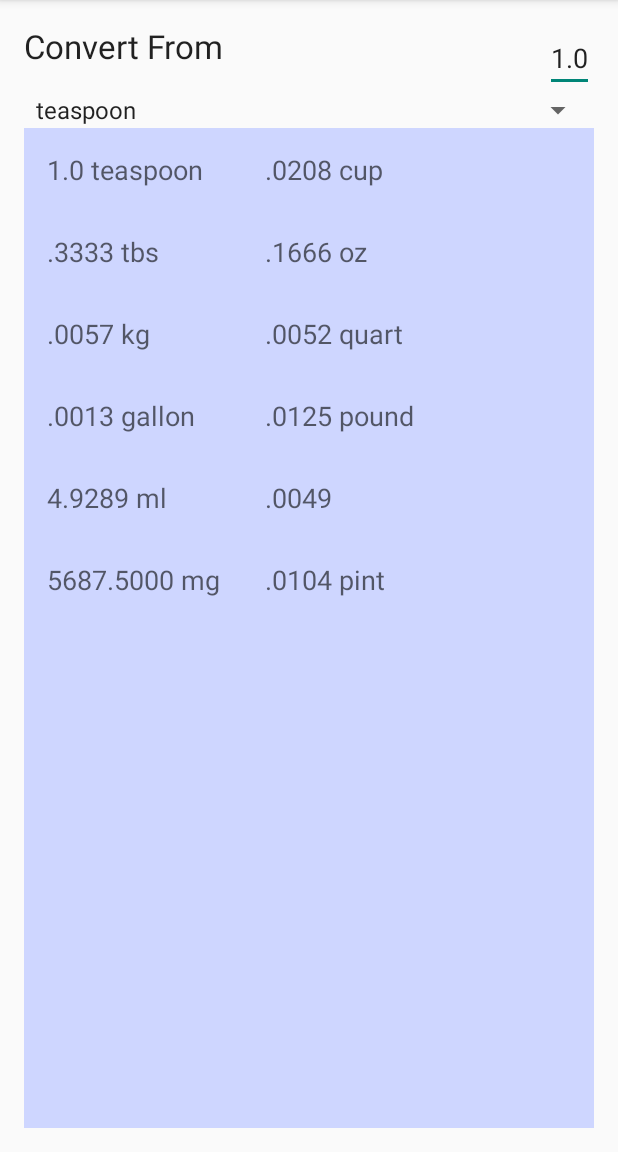
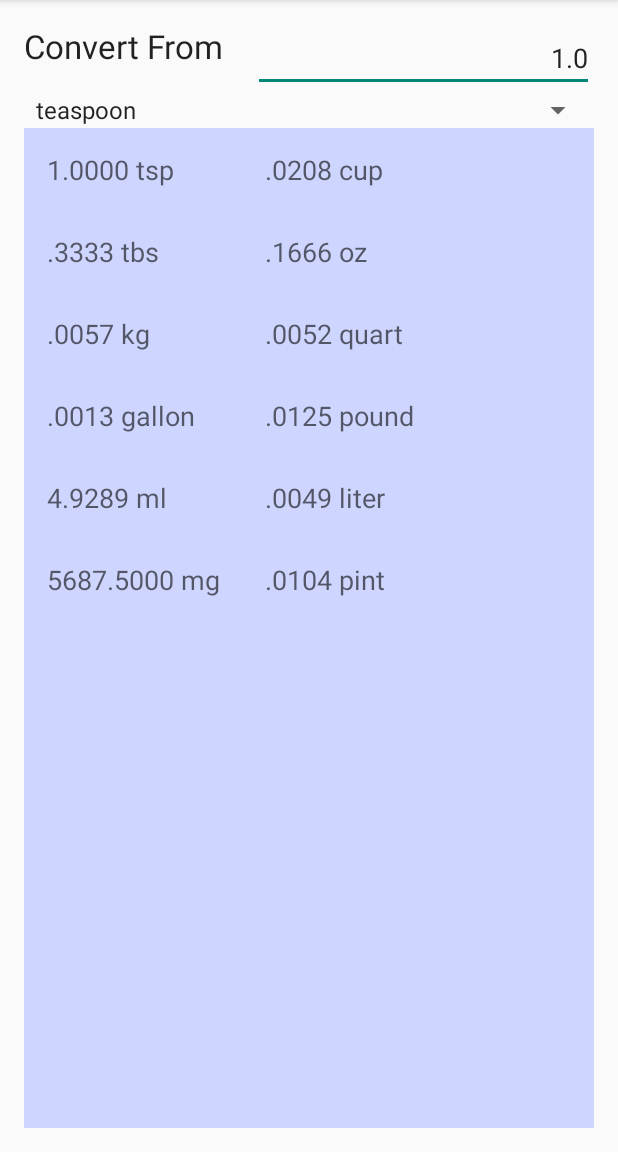
Before and after one commit to z-a-f/ConvertMeAndroid, an Android app: the screen it shows after launch (MainActivity), on a phone screen of 412 x 824 dp, the part 84-1236 px from its top. Run offline under Robolectric (Android 15) with nearby library versions, the phone set to English and light mode, and no system bars.

```diff
--- a/app/src/main/java/cc/zafar/convertme/MainActivity.java
+++ b/app/src/main/java/cc/zafar/convertme/MainActivity.java
@@ -1,7 +1,7 @@
 package cc.zafar.convertme;
 
+import android.os.Bundle;
 import android.support.v7.app.ActionBarActivity;
-import android.os.Bundle;
 import android.view.Menu;
 import android.view.MenuItem;
 import android.view.View;
@@ -43,7 +43,8 @@ public class MainActivity extends ActionBarActivity {
 			public void onItemSelected (AdapterView<?> parent, View view, int position, long id) {
 				String itemSelectedInSpinner = parent.getItemAtPosition(position).toString();
 
-				checkIfConvertingFromTsp(itemSelectedInSpinner);
+				// checkIfConvertingFromTsp(itemSelectedInSpinner);
+				updateValues(itemSelectedInSpinner);
 			}
 
 			@Override
@@ -52,6 +53,128 @@ public class MainActivity extends ActionBarActivity {
 			}
 		});
 	}
+
+	private Quantity.Unit SpinnerToUnit (String currentUnit) {
+		switch (currentUnit) {
+			case "teaspoon": return Quantity.Unit.tsp;
+			case "tablespoon": return Quantity.Unit.tbs;
+			case "cup": return Quantity.Unit.cup;
+			case "ounce": return Quantity.Unit.oz;
+			case "pint": return Quantity.Unit.pint;
+			case "quart": return Quantity.Unit.quart;
+			case "gallon": return Quantity.Unit.gallon;
+			case "pound": return Quantity.Unit.pound;
+			case "milliliter": return Quantity.Unit.ml;
+			case "liter": return Quantity.Unit.liter;
+			case "milligram": return Quantity.Unit.mg;
+			default: return Quantity.Unit.kg;
+		}
+	}
+
+	private TextView SpinnerToTextView(String currentUnit) {
+		switch (currentUnit) {
+			case "teaspoon": return teaspoonTextView;
+			case "tablespoon": return tablespoonTextView;
+			case "cup": return cupTextView;
+			case "ounce": return ounceTextView;
+			case "pint": return pintTextView;
+			case "quart": return quartTextView;
+			case "gallon": return gallonTextView;
+			case "pound": return poundTextView;
+			case "milliliter": return milliliterTextView;
+			case "liter": return literTextView;
+			case "milligram": return milligramTextView;
+			default: return kilogramTextView;
+		}
+	}
+
+	public void updateValues(String selection /*What units are used as base*/) {
+		// Amount to be converted:
+		double doubleToConvert = Double.parseDouble(amountTextView.getText().toString());
+		TextView currentTextView = SpinnerToTextView(selection);
+		Quantity.Unit currentUnit = SpinnerToUnit(selection);
+		Quantity currentQuantity = new Quantity(doubleToConvert, currentUnit);
+		double teaspoonsToConvert;
+
+
+		// Convert the current value to teaspoons:
+		if (!selection.equals("teaspoon")) {
+			teaspoonsToConvert = currentUnit.toBaseUnit(doubleToConvert);
+		} else {
+			teaspoonsToConvert = doubleToConvert;
+		}
+
+		// Update all fields:
+		updateUnitFieldsUsingTsp(teaspoonsToConvert, Quantity.Unit.tsp, teaspoonTextView);
+		updateUnitFieldsUsingTsp(teaspoonsToConvert, Quantity.Unit.tbs, tablespoonTextView);
+		updateUnitFieldsUsingTsp(teaspoonsToConvert, Quantity.Unit.cup, cupTextView);
+		updateUnitFieldsUsingTsp(teaspoonsToConvert, Quantity.Unit.oz, ounceTextView);
+		updateUnitFieldsUsingTsp(teaspoonsToConvert, Quantity.Unit.pint, pintTextView);
+		updateUnitFieldsUsingTsp(teaspoonsToConvert, Quantity.Unit.quart, quartTextView);
+		updateUnitFieldsUsingTsp(teaspoonsToConvert, Quantity.Unit.gallon, gallonTextView);
+		updateUnitFieldsUsingTsp(teaspoonsToConvert, Quantity.Unit.pound, poundTextView);
+		updateUnitFieldsUsingTsp(teaspoonsToConvert, Quantity.Unit.ml, milliliterTextView);
+		updateUnitFieldsUsingTsp(teaspoonsToConvert, Quantity.Unit.liter, literTextView);
+		updateUnitFieldsUsingTsp(teaspoonsToConvert, Quantity.Unit.mg, milligramTextView);
+		updateUnitFieldsUsingTsp(teaspoonsToConvert, Quantity.Unit.kg, kilogramTextView);
+		// Return the base field to original:
+		currentTextView.setText(currentQuantity.toString());
+	}
+
+	public void updateUnitFieldsUsingTsp (double numberOfTeaspoons,
+	                                     Quantity.Unit unitConvertingTo, TextView theTextView) {
+		Quantity unitQuantity = new Quantity(numberOfTeaspoons, Quantity.Unit.tsp);
+		String tempUnit = unitQuantity.to(unitConvertingTo).toString();
+		theTextView.setText(tempUnit);
+
+	}
+
+	/*
+	private void checkIfConvertingFromTsp (String currentUnit) {
+		double doubleToConvert = Double.parseDouble(amountTextView.getText().toString());
+
+		if (currentUnit.equals("teaspoon")) {
+			updateUnitTypeUsingTsp(Quantity.Unit.tsp, doubleToConvert);
+		} else {
+			updateUnitTypesUsingOther(SpinnerToUnit(currentUnit));
+
+		}
+
+	}
+
+	public void updateUnitTypesUsingOther (Quantity.Unit currentUnit) {
+		double doubleToConvert = Double.parseDouble(amountTextView.getText().toString());
+		Quantity currentQuantitySelected = new Quantity(doubleToConvert, currentUnit);
+		String valueInTeaspoons = currentQuantitySelected.to(Quantity.Unit.tsp).toString();
+	}
+
+	public void updateUnitTypeUsingTsp (Quantity.Unit currentUnit, double doubleToConvert) {
+		// double doubleToConvert = Double.parseDouble(amountTextView.getText().toString());
+		String teaspoonValueAndUnit = doubleToConvert + " tsp";
+		teaspoonTextView.setText(teaspoonValueAndUnit);
+		updateUnitTextFieldsUsingTsp(doubleToConvert, Quantity.Unit.tbs, tablespoonTextView);
+		updateUnitTextFieldsUsingTsp(doubleToConvert, Quantity.Unit.cup, cupTextView);
+		updateUnitTextFieldsUsingTsp(doubleToConvert, Quantity.Unit.oz, ounceTextView);
+		updateUnitTextFieldsUsingTsp(doubleToConvert, Quantity.Unit.pint, pintTextView);
+		updateUnitTextFieldsUsingTsp(doubleToConvert, Quantity.Unit.quart, quartTextView);
+		updateUnitTextFieldsUsingTsp(doubleToConvert, Quantity.Unit.gallon, gallonTextView);
+		updateUnitTextFieldsUsingTsp(doubleToConvert, Quantity.Unit.pound, poundTextView);
+		updateUnitTextFieldsUsingTsp(doubleToConvert, Quantity.Unit.ml, milliliterTextView);
+		updateUnitTextFieldsUsingTsp(doubleToConvert, Quantity.Unit.liter, literTextView);
+		updateUnitTextFieldsUsingTsp(doubleToConvert, Quantity.Unit.mg, milligramTextView);
+		updateUnitTextFieldsUsingTsp(doubleToConvert, Quantity.Unit.kg, kilogramTextView);
+	}
+
+	public void updateUnitTextFieldsUsingTsp (double doubleToConvert,
+	                                          Quantity.Unit unitConvertingTo,
+	                                          TextView theTextView) {
+		Quantity unitQuantity = new Quantity(doubleToConvert, Quantity.Unit.tsp);
+		String tempUnit = unitQuantity.to(unitConvertingTo).toString();
+		theTextView.setText(tempUnit);
+
+	}
+	*/
+
 
 	private void addItemsToUnitTypeSpinner () {
 		unitTypeSpinner = (Spinner) findViewById(R.id.unit_type_spinner);
--- a/app/src/main/res/layout/activity_main.xml
+++ b/app/src/main/res/layout/activity_main.xml
@@ -18,14 +18,14 @@
 		android:id="@+id/textView"/>
 
 	<EditText
-		android:layout_width="wrap_content"
+		android:layout_width="fill_parent"
 		android:layout_height="wrap_content"
 		android:inputType="numberDecimal"
 		android:id="@+id/amount_text_view"
-		android:layout_alignParentTop="true"
-		android:layout_alignParentRight="true"
-		android:layout_alignParentEnd="true"
-		android:text="1.0"/>
+		android:text="1.0"
+		android:layout_toRightOf="@+id/textView"
+		android:layout_toEndOf="@+id/textView"
+		android:gravity="right"/>
 
 	<Spinner
 		android:layout_width="match_parent"
```
